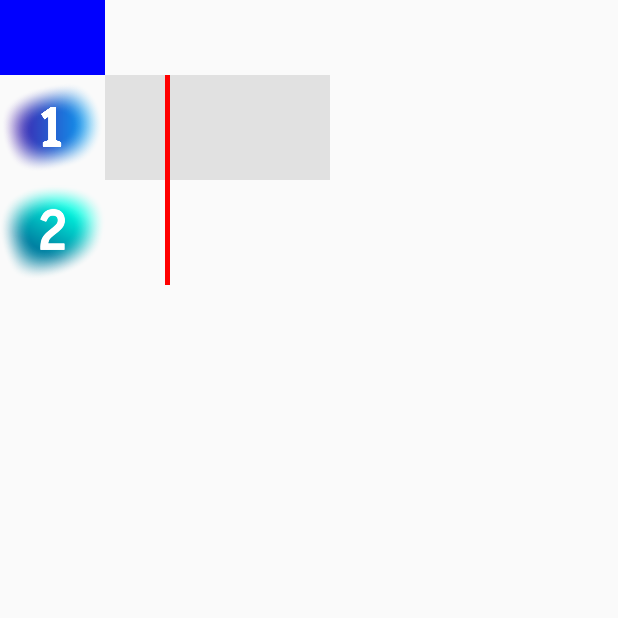
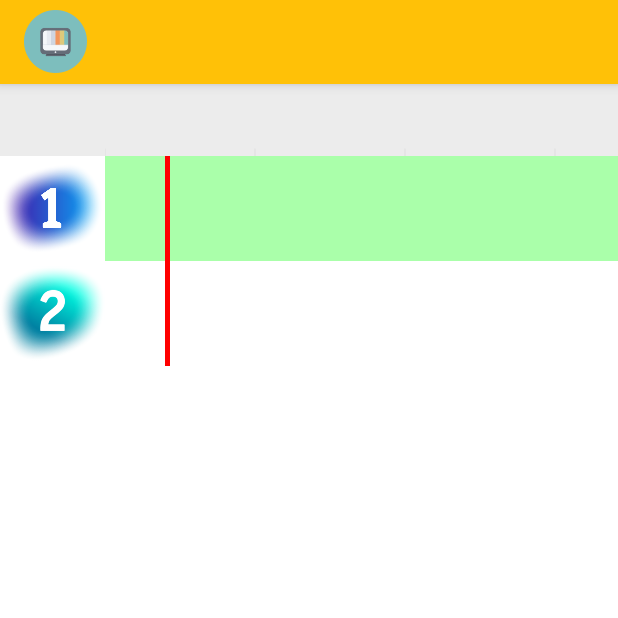
Before and after one commit to sergiomse/GuiaTV, an Android app: the screen it shows after launch (MainActivity), on a phone screen of 412 x 824 dp, the top half of it. Run offline under Robolectric (Android 15) with nearby library versions, the phone set to English and light mode, and no system bars.

Commit message:
Añadido nuevo componente TimeBarView

```diff
--- a/app/src/main/java/cartelera/turnodetarde/example/com/MainActivity.java
+++ b/app/src/main/java/cartelera/turnodetarde/example/com/MainActivity.java
@@ -14,8 +14,11 @@ import com.google.gson.reflect.TypeToken;
 import java.io.BufferedReader;
 import java.io.IOException;
 import java.io.InputStreamReader;
+import java.sql.Time;
 import java.util.ArrayList;
+import java.util.Calendar;
 import java.util.Collections;
+import java.util.GregorianCalendar;
 import java.util.List;
 
 
@@ -25,6 +28,7 @@ public class MainActivity extends Activity {
 
     private LinearLayout iconsLayout;
     private LinearLayout programsLayout;
+    private TimeBarView timeBarView;
 
     private List<Channel> channels = new ArrayList<>();
 
@@ -33,12 +37,19 @@ public class MainActivity extends Activity {
         super.onCreate(savedInstanceState);
         setContentView(R.layout.activity_main);
 
+
+        timeBarView = (TimeBarView) findViewById(R.id.timeBarView);
+        Calendar calendar = new GregorianCalendar(2015, 6, 15, 20, 0);
+        timeBarView.setInitialDate(calendar.getTime());
+        calendar.add(Calendar.HOUR_OF_DAY, 4);
+        timeBarView.setFinalDate(calendar.getTime());
+        timeBarView.invalidate();
+
         iconsLayout = (LinearLayout) findViewById(R.id.iconsLayout);
         programsLayout = (LinearLayout) findViewById(R.id.programsLayout);
 
         readData();
         drawData();
-        Log.d(TAG, "Url: " + url);
     }
 
     private void drawData() {
--- /dev/null
+++ b/app/src/main/java/cartelera/turnodetarde/example/com/TimeBarView.java
@@ -0,0 +1,100 @@
+package cartelera.turnodetarde.example.com;
+
+import android.content.Context;
+import android.graphics.Canvas;
+import android.graphics.Color;
+import android.graphics.Paint;
+import android.util.AttributeSet;
+import android.util.DisplayMetrics;
+import android.view.View;
+import android.widget.HorizontalScrollView;
+import android.widget.TextView;
+
+import java.util.Calendar;
+import java.util.Date;
+import java.util.GregorianCalendar;
+
+/**
+ * Created by turno de tarde on 15/07/2015.
+ */
+public class TimeBarView extends View {
+
+
+    private Date initialDate;
+    private Date finalDate;
+
+    public Date getInitialDate() {
+        return initialDate;
+    }
+
+    public void setInitialDate(Date initialDate) {
+        this.initialDate = initialDate;
+    }
+
+    public Date getFinalDate() {
+        return finalDate;
+    }
+
+    public void setFinalDate(Date finalDate) {
+        this.finalDate = finalDate;
+    }
+
+
+
+    DisplayMetrics dm;
+
+    private Paint pntBackground = new Paint();
+    private Paint pntLines = new Paint();
+
+    public TimeBarView(Context context) {
+        super(context);
+        init();
+    }
+
+    public TimeBarView(Context context, AttributeSet attrs) {
+        super(context, attrs);
+        init();
+    }
+
+    public TimeBarView(Context context, AttributeSet attrs, int defStyleAttr) {
+        super(context, attrs, defStyleAttr);
+        init();
+    }
+
+    private void init() {
+        setWillNotDraw(false);
+        setHorizontalScrollBarEnabled(false);
+        setVerticalScrollBarEnabled(false);
+        dm = getContext().getResources().getDisplayMetrics();
+
+        pntBackground.setColor(Color.rgb(236, 236, 236));
+        pntLines.setColor(Color.rgb(222, 222, 222));
+//        pntLines.setColor(Color.BLACK);
+    }
+
+    @Override
+    protected void onMeasure(int widthMeasureSpec, int heightMeasureSpec) {
+
+        if(initialDate != null && finalDate != null) {
+            long millisDiff = finalDate.getTime() - initialDate.getTime();
+            double hoursDiff = millisDiff / 3600000;
+            int widthPixels = (int) (hoursDiff * 100 * dm.density);
+            widthMeasureSpec = MeasureSpec.makeMeasureSpec(widthPixels, MeasureSpec.getMode(widthMeasureSpec));
+        } else {
+            widthMeasureSpec = MeasureSpec.makeMeasureSpec(0, MeasureSpec.getMode(widthMeasureSpec));
+        }
+        setMeasuredDimension(widthMeasureSpec, heightMeasureSpec);
+    }
+
+    @Override
+    protected void onDraw(Canvas canvas) {
+        canvas.drawRect(0, 0, getWidth(), getHeight(), pntBackground);
+
+        float x = 0;
+        float increment = 100 * dm.density;
+        while(x<getWidth()) {
+            canvas.drawLine(x, (float) getHeight(), x, getHeight() - 5 * dm.density, pntLines);
+            x += increment;
+        }
+    }
+}
--- a/app/src/main/res/layout/activity_main.xml
+++ b/app/src/main/res/layout/activity_main.xml
@@ -3,21 +3,50 @@
     android:layout_width="match_parent"
     android:layout_height="match_parent"
     android:orientation="vertical"
+    android:background="#FFFFFF"
     tools:context=".MainActivity">
+
+    <android.support.v7.widget.Toolbar
+        android:layout_width="match_parent"
+        android:layout_height="56dp"
+        android:background="#FFC107"
+        android:elevation="5dp">
+
+        <ImageView
+            android:layout_width="42dp"
+            android:layout_height="42dp"
+            android:src="@drawable/ic_television"/>
+
+    </android.support.v7.widget.Toolbar>
 
     <LinearLayout
         android:layout_width="match_parent"
-        android:layout_height="50dp"
+        android:layout_height="48dp"
         android:orientation="horizontal">
 
         <ImageView
             android:layout_width="70dp"
-            android:layout_height="50dp"
+            android:layout_height="match_parent"
             android:src="@color/corner_background" />
 
         <HorizontalScrollView
+            android:layout_width="wrap_content"
+            android:layout_height="match_parent">
+
+           <cartelera.turnodetarde.example.com.TimeBarView
+               android:layout_width="wrap_content"
+               android:layout_height="match_parent"
+               android:id="@+id/timeBarView"/>
+
+        </HorizontalScrollView>
+        <!--
+        <cartelera.turnodetarde.example.com.TimeBarView
             android:layout_width="match_parent"
-            android:layout_height="50dp"></HorizontalScrollView>
+            android:layout_height="match_parent"
+            android:id="@+id/timeBarView">
+
+        </cartelera.turnodetarde.example.com.TimeBarView>
+        -->
     </LinearLayout>
 
     <ScrollView
@@ -64,9 +93,9 @@
                         android:id="@+id/programsLayout">
 
                         <LinearLayout
-                            android:layout_width="150dp"
+                            android:layout_width="450dp"
                             android:layout_height="70dp"
-                             android:background="#ffe1e1e1"></LinearLayout>
+                             android:background="#AAFFAA"></LinearLayout>
 
                     </LinearLayout>
 
--- a/app/src/main/res/values/styles.xml
+++ b/app/src/main/res/values/styles.xml
@@ -5,5 +5,5 @@
         <!-- Customize your theme here. -->
     </style>
 
-    <color name="corner_background">#0000FF</color>
+    <color name="corner_background">#ECECEC</color>
 </resources>
```
Also changed, not shown: app/src/main/res/drawable/ic_television.png (added), 1 other file.
